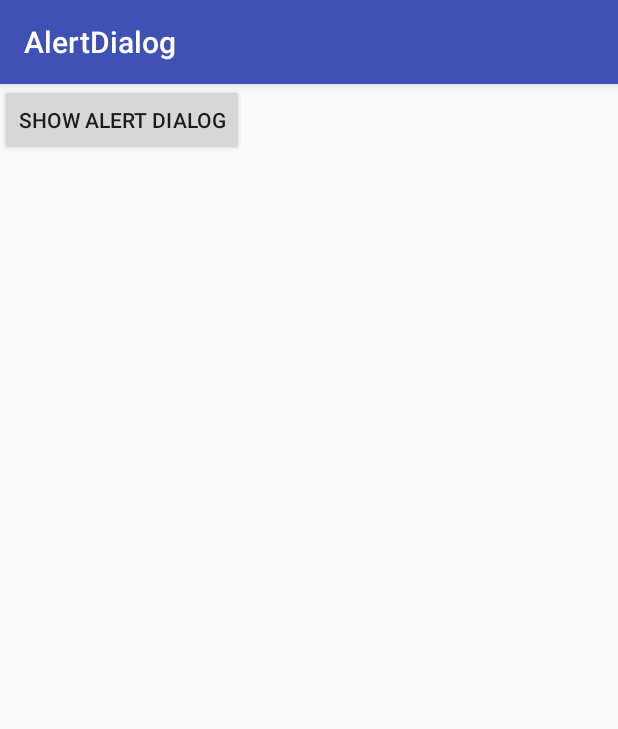
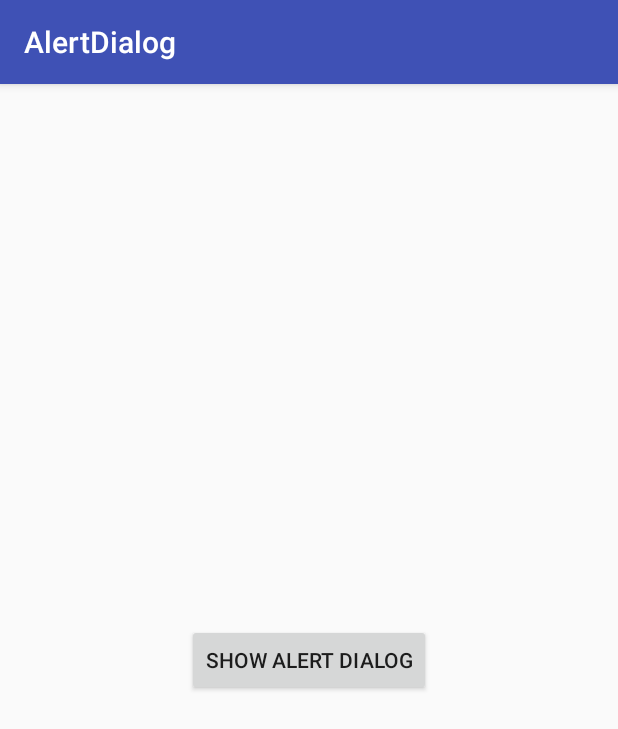
Before and after one commit to leogsouza/build-21-android-apps, an Android app: the screen it shows after launch (MainActivity), on a phone screen of 412 x 824 dp. Shown: the top 729 px of the screen. Run offline under Robolectric (Android 15) with nearby library versions, the phone set to English and light mode, and no system bars.

Commit message:
App AlertDialog: Create and show dialog

```diff
--- a/AlertDialog/app/src/main/res/layout/activity_main.xml
+++ b/AlertDialog/app/src/main/res/layout/activity_main.xml
@@ -7,10 +7,16 @@
     tools:context="br.com.leogsouza.alertdialog.MainActivity">
 
     <Button
-        android:id="@+id/button"
+        android:id="@+id/showDialogID"
         android:layout_width="wrap_content"
         android:layout_height="wrap_content"
+        android:layout_marginBottom="8dp"
+        android:layout_marginEnd="8dp"
+        android:layout_marginStart="8dp"
+        android:layout_marginTop="8dp"
         android:text="@string/button_text"
-        tools:layout_editor_absoluteX="111dp"
-        tools:layout_editor_absoluteY="231dp" />
+        app:layout_constraintBottom_toBottomOf="parent"
+        app:layout_constraintEnd_toEndOf="parent"
+        app:layout_constraintStart_toStartOf="parent"
+        app:layout_constraintTop_toTopOf="parent" />
 </android.support.constraint.ConstraintLayout>
--- a/AlertDialog/app/src/main/res/values/strings.xml
+++ b/AlertDialog/app/src/main/res/values/strings.xml
@@ -1,4 +1,8 @@
 <resources>
     <string name="app_name">AlertDialog</string>
     <string name="button_text">Show Alert Dialog</string>
+    <string name="title">Alert Dialog</string>
+    <string name="message">Are you sure?</string>
+    <string name="yes">Yes</string>
+    <string name="no">No</string>
 </resources>
```
Also changed, not shown: AlertDialog/app/src/main/java/br/com/leogsouza/alertdialog/MainActivity.java (+52 -1 lines).
